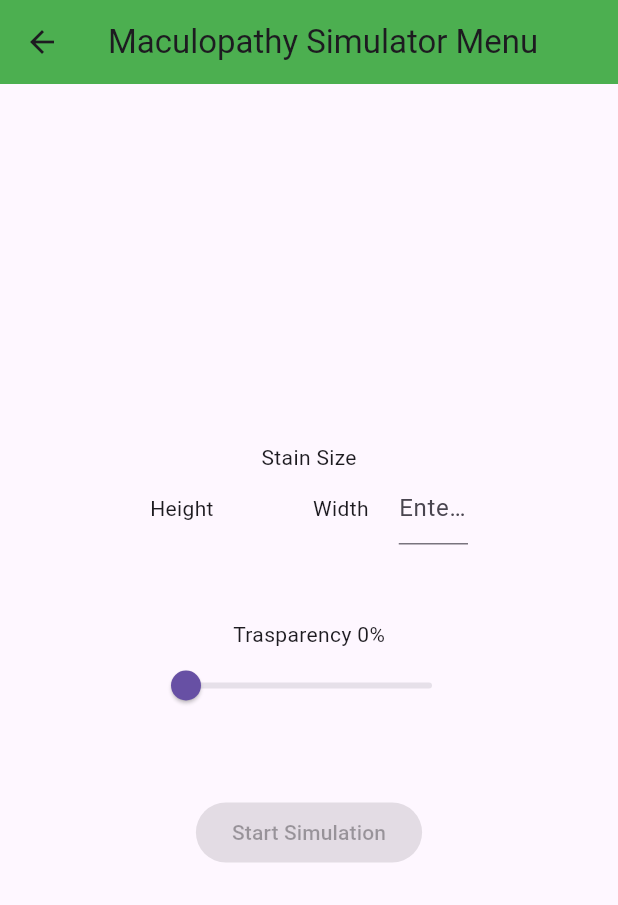
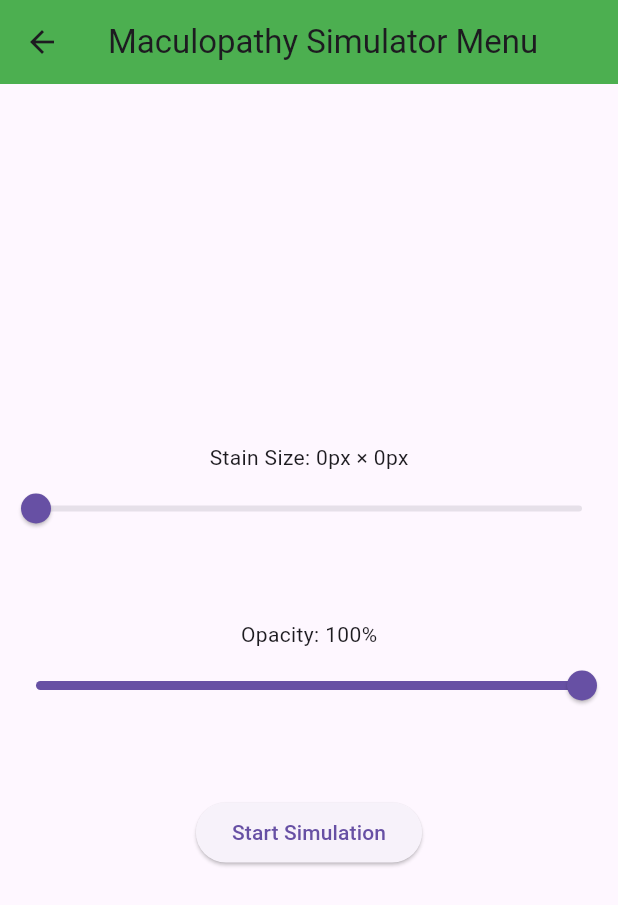
Before and after one commit to patricksartori/peripheral-vision, a Flutter app: the MaculopathySimulatorMenu screen opened by its route, on a phone screen of 412 x 824 dp. Shown: the top 905 px of the screen. Run offline on Flutter 3.47's test engine with Material 3 defaults, Android fonts, the light colour scheme and no system bars; our stand-ins replace camera.

Commit message:
Changed resolution fields into slider & fix opacity slider

```diff
--- a/peripheral_vision/lib/main.dart
+++ b/peripheral_vision/lib/main.dart
@@ -144,16 +144,19 @@ class _MaculopathySimulator extends State<MaculopathySimulator>
                           width: 400,
                           child: CameraPreview(_cameraController),
                         ),
+                        Opacity(
+                          opacity: args.opacity/100,
+                          child:
                           Image.asset(
                             'assets/black_blurred.png', // Percorso dell'immagine per la prima preview
-                          width: args.width, // Larghezza dell'immagine per la prima preview
-                          height: args.height, // Altezza dell'immagine per la prima preview
-                          opacity: _controller
+                            width: args.resolution, // Larghezza dell'immagine per la prima preview
+                            height: args.resolution // Altezza dell'immagine per la prima preview
+                          )
                         ),
                       ],
                     ),
                   ),
-                  SizedBox(width: 10),
+                  const SizedBox(width: 10),
                   Flexible(
                     flex: 15,
                     child: Stack(
@@ -164,10 +167,14 @@ class _MaculopathySimulator extends State<MaculopathySimulator>
                           width: 400,
                           child: CameraPreview(_cameraController),
                         ),
+                        Opacity(
+                          opacity: args.opacity/100,
+                          child:
                           Image.asset(
-                          'assets/black_blurred.png', // Percorso dell'immagine per la seconda preview
-                          width: args.width, // Larghezza dell'immagine per la seconda preview
-                          height: args.height, // Altezza dell'immagine per la seconda preview
+                            'assets/black_blurred.png', // Percorso dell'immagine per la prima preview
+                            width: args.resolution, // Larghezza dell'immagine per la prima preview
+                            height: args.resolution // Altezza dell'immagine per la prima preview
+                          )
                         ),
                       ]))
                 ]))));
@@ -308,9 +315,8 @@ class MaculopathySimulatorMenu extends StatefulWidget {
 class _MaculopathySimulatorMenuState extends State<MaculopathySimulatorMenu>
     with SingleTickerProviderStateMixin {
   bool _visible = true;
-  int _heightValue = 0;
-  int _widthValue = 0;
-  double _sliderValue = 0.0;
+  double _resolutionValue = 0.0;
+  double _opacityValue = 100.0;
   late final AnimationController _controller;
 
   @override
@@ -348,7 +354,7 @@ class _MaculopathySimulatorMenuState extends State<MaculopathySimulatorMenu>
             )),
             body: Center(
               child: Container(
-                margin: const EdgeInsets.all(100.0),
+                //margin: const EdgeInsets.all(100.0),
                 child: Column(
                 mainAxisAlignment: MainAxisAlignment.center,
                 children: <Widget>[
@@ -377,62 +383,28 @@ class _MaculopathySimulatorMenuState extends State<MaculopathySimulatorMenu>
                   ),*/
                    Container(
                     margin: const EdgeInsets.only(top: 50.0),
-                    child: Text("Stain Size")),
-                  Row(
-                      mainAxisAlignment: MainAxisAlignment.center,
-                      children: <Widget>[
-                        const Text("Height"),
-                        Expanded(
-                          child: Container(
-                          margin: const EdgeInsets.only(
-                            left: 20.0,
-                            right: 60.0,
-                          ),
-                          child: TextField(
+                    child: Text('Stain Size: ${_resolutionValue.toInt()}px \u00d7 ${_resolutionValue.toInt()}px')),
+                  Slider(
+                    value: _resolutionValue,
+                    min: 0.0,
+                    max: 300.0,
                     onChanged: (value) {
                       setState(() {
-                                _heightValue = int.tryParse(value) ?? 0;
+                        _resolutionValue = value;
                       });
                     },
-                            decoration: const InputDecoration(
-                              hintText: "Enter height"
-                            ),
-                            inputFormatters: <TextInputFormatter>[
-                              FilteringTextInputFormatter.digitsOnly
-                            ],
-                          ),
-                        )),
-
-                        const Text("Width"),
-                        Expanded(
-                          child: Container(
-                          margin: const EdgeInsets.only(left: 20.0),
-                          child: TextField(
-                            onChanged: (value) {
-                              setState(() {
-                                _widthValue = int.tryParse(value) ?? 0;
-                              });
-                            },
-                            decoration: const InputDecoration(
-                              hintText: "Enter Width"
-                            ),
-                            inputFormatters: <TextInputFormatter>[
-                              FilteringTextInputFormatter.digitsOnly
-                            ],
-                          ),
-                        ))
-                      ],
                   ),
                   Container(
                     margin: const EdgeInsets.only(top: 50.0),
-                    child: Text('Trasparency ${_sliderValue.toInt()}%')),
+                    child: Text('Opacity: ${_opacityValue.toInt()}%')),
                   Slider(
-                    value: _sliderValue,
+                    value: _opacityValue,
                     min: 0.0,
                     max: 100.0,
+
                     onChanged: (value) {
                       setState(() {
-                        _sliderValue = value;
+                        _opacityValue = value;
                       });
                     },
                   ),
@@ -440,13 +412,13 @@ class _MaculopathySimulatorMenuState extends State<MaculopathySimulatorMenu>
                     margin: EdgeInsets.only(top: 50.0),
                     child: ElevatedButton(
                     child: const Text("Start Simulation"),
-                    onPressed: (_widthValue!=0 && _heightValue!= 0) ? () {
+                    onPressed: () {
                       Navigator.pushNamed(
                         context,
                         '/simulator',
-                        arguments: FromMenuToSimulation(_widthValue.toDouble(), _heightValue.toDouble(), _sliderValue)
+                        arguments: FromMenuToSimulation(_resolutionValue, _opacityValue)
                       );
-                     } : null
+                     }
                   ))
                 ],
               ),
@@ -513,9 +485,8 @@ class SlidingAppBar extends StatelessWidget implements PreferredSizeWidget {
 }
 
 class FromMenuToSimulation {
-  final double width;
-  final double height;
-  final double trasparency;
+  final double resolution;
+  final double opacity;
 
-  FromMenuToSimulation(this.width, this.height, this.trasparency);
+  FromMenuToSimulation(this.resolution, this.opacity);
 }
```
Lines whose indentation alone changed are shown as unchanged.
